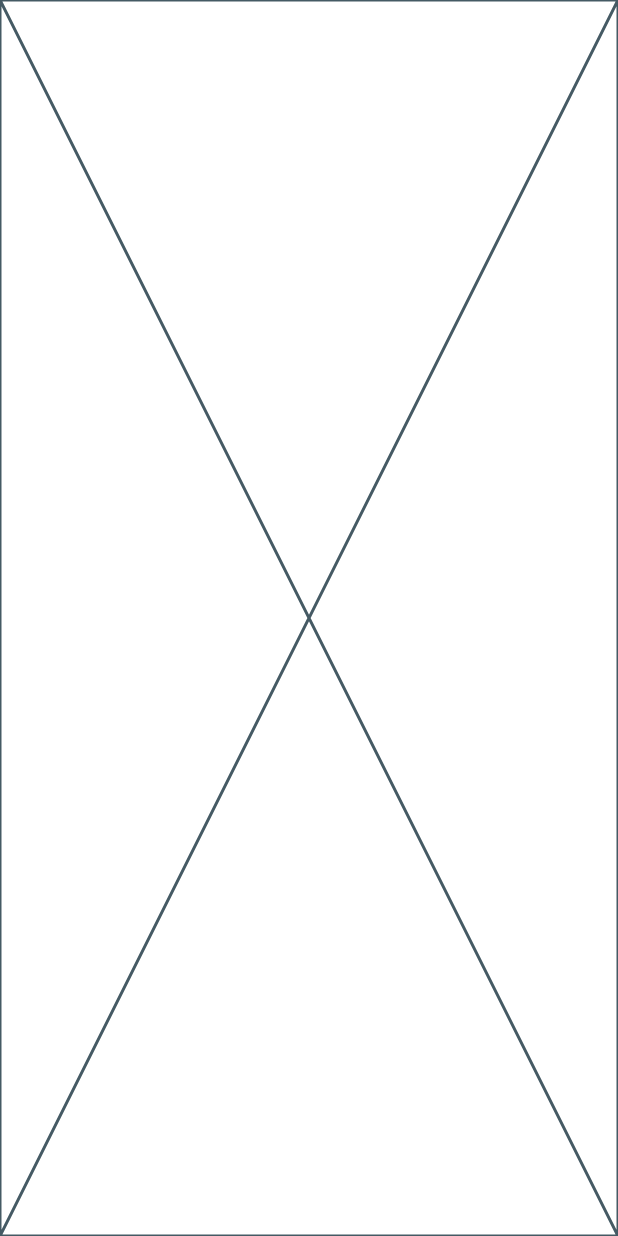
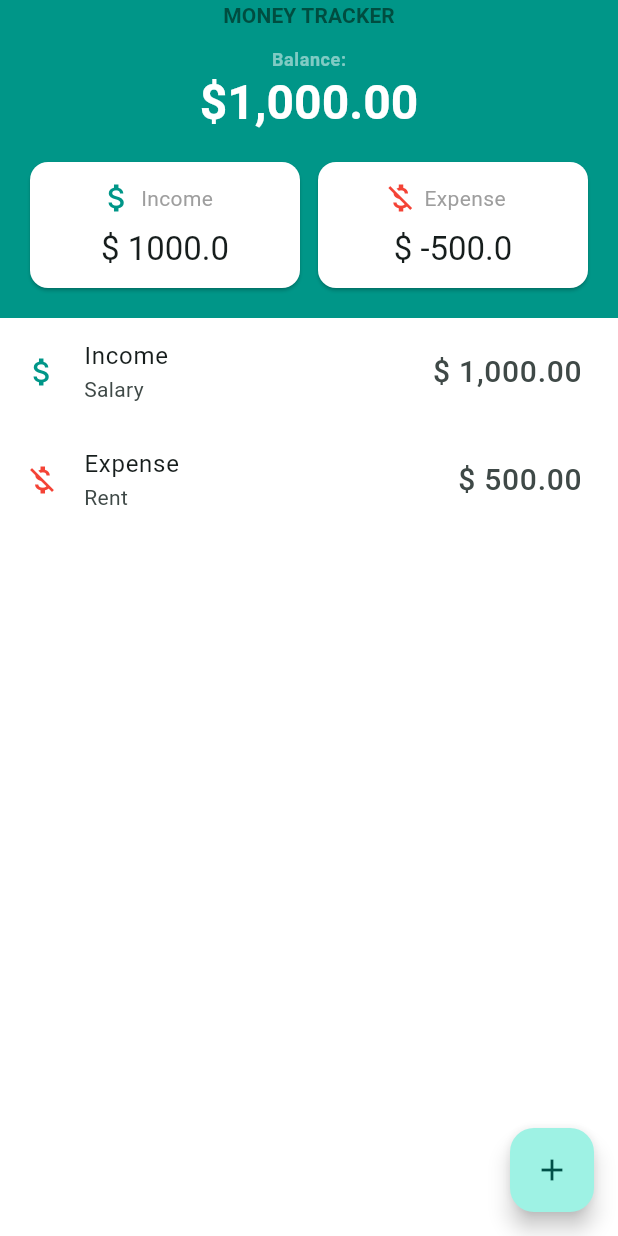
Before and after one commit to ClauTechCoder/Aprendiendo_Flutter, a Flutter app: the screen it shows after launch, on a phone screen of 412 x 824 dp. Run offline on Flutter 3.47's test engine with Material 3 defaults, Android fonts, the phone set to English and light mode, and no system bars; our stand-ins replace currency_text_input_formatter.

Commit message:
segundo commit faltan tres horas de curso

```diff
--- a/moneytracker/moneytracker/lib/main.dart
+++ b/moneytracker/moneytracker/lib/main.dart
@@ -16,7 +16,7 @@ class MyApp extends StatelessWidget {
         colorScheme: ColorScheme.fromSeed(seedColor: Colors.teal),
         useMaterial3: true,
       ),
-      home: HomeScreen(),
+      home: const HomeScreen(),
     );
   }
 }
--- /dev/null
+++ b/moneytracker/moneytracker/lib/view/components/home_header.dart
@@ -0,0 +1,58 @@
+import 'package:flutter/material.dart';
+import 'package:moneytracker/view/widgets/header_card.dart';
+
+class HomeHeader extends StatelessWidget {
+  const HomeHeader({
+    super.key,
+  });
+
+  @override
+  Widget build(BuildContext context) {
+    final textTheme = Theme.of(context).textTheme;
+
+    return SizedBox(
+      width: double.infinity, // tomar espacio disponible en la fila
+      child: Column(
+        children: [
+          Text(
+            'MONEY TRACKER',
+            style: textTheme.titleSmall!.copyWith(
+              fontWeight: FontWeight.bold,
+              color: Colors.teal.shade900),
+          ),
+          const SizedBox(height: 12),
+          Text(
+            'Balance:',
+            style: textTheme.bodySmall!.copyWith(
+              fontWeight: FontWeight.bold,
+              color: Colors.white.withOpacity(0.5)),
+          ),
+          Text(
+            '\$1,000.00',
+            style: textTheme.headlineLarge!.copyWith(
+              fontWeight: FontWeight.bold,
+              color: Colors.white),
+          ),
+          const Padding(
+            padding: EdgeInsets.all(20.0),
+            child: Row(
+              children: [
+                HeaderCard(
+                  title: 'Income',
+                  amount: 1000,
+                  icon: Icon(Icons.attach_money, color: Colors.teal),
+                ),
+                SizedBox(width: 12),
+                HeaderCard(
+                  title: 'Expense',
+                  amount: -500,
+                  icon: Icon(Icons.money_off, color: Colors.red),
+                )
+              ],
+            ),
+          )
+        ],
+      )
+    );
+  }
+}
--- /dev/null
+++ b/moneytracker/moneytracker/lib/view/components/transaction_list.dart
@@ -0,0 +1,34 @@
+import 'package:flutter/material.dart';
+
+class TransactionsList extends StatelessWidget {
+  const TransactionsList({
+    super.key,
+  });
+
+  @override
+  Widget build(BuildContext context) {
+    return Expanded( //el elemento ocupa todo el espacio disponible en la columna
+      child: Container(
+          decoration: const BoxDecoration(
+            color: Colors.white,
+        ),
+        child:ListView(
+          children: const [
+            ListTile(
+              leading: Icon(Icons.attach_money, color: Colors.teal),
+              title: Text('Income'),
+              subtitle: Text('Salary'),
+              trailing: Text('\$ 1,000.00',style: TextStyle(fontSize: 20)),
+            ),
+            ListTile(
+              leading: Icon(Icons.money_off, color: Colors.red),
+              title: Text('Expense'),
+              subtitle: Text('Rent'),
+              trailing: Text('\$ 500.00',style: TextStyle(fontSize: 20)),
+            ),
+          ],
+        ),
+      ),
+    );
+  }
+}
--- a/moneytracker/moneytracker/lib/view/home_screen.dart
+++ b/moneytracker/moneytracker/lib/view/home_screen.dart
@@ -1,10 +1,37 @@
 import 'package:flutter/material.dart';
+import 'package:moneytracker/view/components/add_transaction_dialogue.dart';
+import 'package:moneytracker/view/components/home_header.dart';
+import 'package:moneytracker/view/components/transaction_list.dart';
 
 class HomeScreen extends StatelessWidget {
   const HomeScreen({super.key});
 
   @override
   Widget build(BuildContext context) {
-    return const Placeholder();
+    return Scaffold(
+      backgroundColor: Colors.teal,
+      body: const SafeArea(
+        bottom: false,
+        child: Column(
+          children: [
+            HomeHeader(),
+            TransactionsList(),
+        ],
+        ),
+      ),
+      floatingActionButton:
+        FloatingActionButton(
+          onPressed: () {
+            // mostrar un bottom sheet para agregar una nueva transacción
+            showModalBottomSheet(
+              context: context,
+              isScrollControlled: true,
+              builder: (context) {
+                return const AddTransactionDialog();
+              });
+          },
+          child: const Icon(Icons.add),
+        ),
+    );
   }
 }
--- /dev/null
+++ b/moneytracker/moneytracker/lib/view/widgets/header_card.dart
@@ -0,0 +1,44 @@
+import 'package:flutter/material.dart';
+
+class HeaderCard extends StatelessWidget {
+
+  final String title;
+  final double amount;
+  final Widget icon;
+
+  const HeaderCard({
+    super.key,
+    required this.title,
+    required this.amount,
+    required this.icon,
+  });
+
+  @override
+  Widget build(BuildContext context) {
+    final textTheme = Theme.of(context).textTheme;
+    return Expanded(
+      child: Card(
+        margin: const EdgeInsets.all(0), // equivalente a EdgeInsets.zero
+        color:Colors.white,
+        child: Padding(
+          padding: const EdgeInsets.all(12.0),
+          child: Column(
+            children: [
+              Row(
+                mainAxisAlignment: MainAxisAlignment.center,
+                children: [
+                  icon,
+                  const SizedBox(width: 4),
+                  Text(title,style: const TextStyle(color: Colors.grey)),
+                  const SizedBox(width: 12),
+                ],
+              ),
+              SizedBox(height: 8),
+              Text('\$ $amount', style: textTheme.titleLarge),
+            ],
+          ),
+        ),
+      ),
+    );
+  }
+}
```
Also changed, not shown: moneytracker/moneytracker/lib/view/components/add_transaction_dialogue.dart (added, +97 -0 lines), moneytracker/moneytracker/pubspec.yaml (+5 -70 lines), moneytracker/moneytracker/pubspec.lock.
